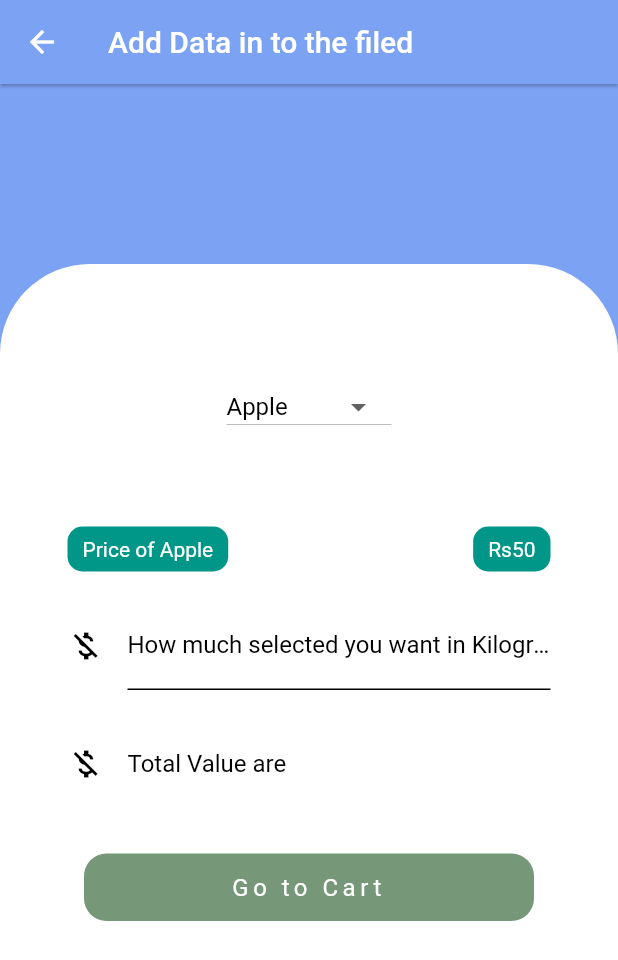
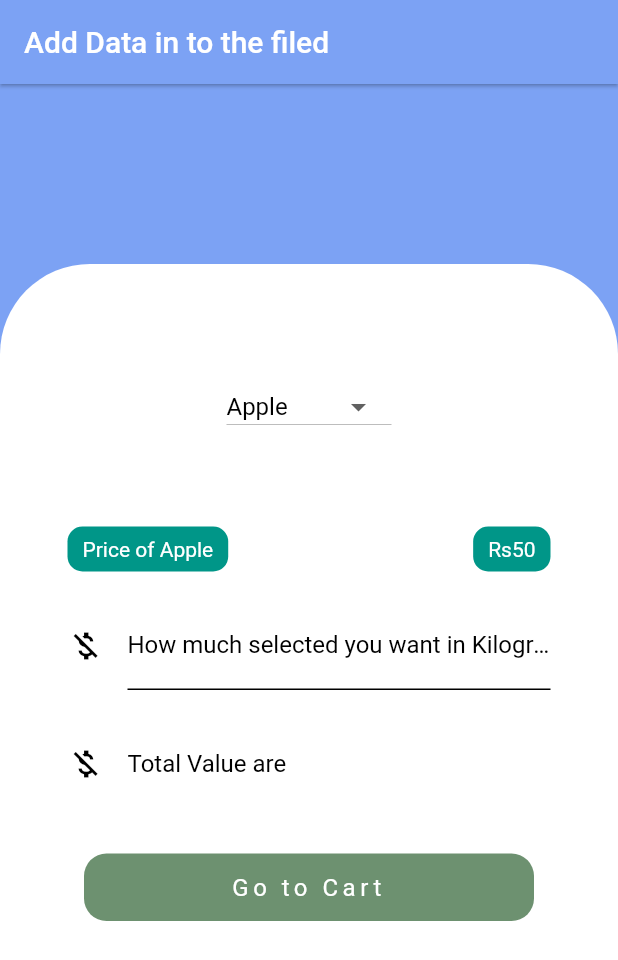
Before and after one commit to princhtechindustan/MyTask, a Flutter app: the DataClass screen opened directly, after a tap on "Go to Cart", on a phone screen of 412 x 824 dp. Shown: the top 960 px of the screen. Run offline on Flutter 3.47's test engine with Material 2 defaults, Android fonts, the phone set to English and light mode, and no system bars; our stand-ins replace google_fonts.

Commit message:
Update add_data.dart

```diff
--- a/my_task/lib/add_data.dart
+++ b/my_task/lib/add_data.dart
@@ -1,16 +1,11 @@
 import 'package:flutter/material.dart';
 import 'package:google_fonts/google_fonts.dart';
 import 'package:my_task/home.dart';
-import 'package:my_task/home.dart';
-
 import 'home.dart';
 import 'model.dart';
 
 class DataClass extends StatefulWidget {
-  // final List<Model> users;
-  // final Function(Model) onDelete;
-  // DataClass(Key? key,  this.users, this.onDelete) : super(key: key);
-  DataClass({Key? key,}) : super(key: key);
+  const DataClass({Key? key,}) : super(key: key);
 
   @override
   _DataClassState createState() => _DataClassState();
@@ -28,14 +23,13 @@ class _DataClassState extends State<DataClass> {
   addUser(Model user) {
     setState(() {
       userList.add(user);
-
     });
   }
 
   deleteUser(Model user) {
     setState(() {
       // userList.removeWhere((_user) => _user.name == user.name);
-      userList.removeWhere((element) => element.name == user.name);
+      userList.removeWhere((element) => element.quantity == user.quantity);
     });
   }
 
@@ -56,6 +50,7 @@ class _DataClassState extends State<DataClass> {
         title: const Text("Add Data in to the filed"),
         backgroundColor: const Color(0xff7CA2F4),
         elevation: 1,
+        automaticallyImplyLeading: false,
       ),
       body: Stack(
         children: [
@@ -133,7 +128,7 @@ class _DataClassState extends State<DataClass> {
                                       height: 30,
                                       child: Center(
                                         child: Text(
-                                          "Price of ${selected}",
+                                          "Price of $selected",
                                           style: const TextStyle(
                                             color: Colors.white,
                                           ),
@@ -215,7 +210,7 @@ class _DataClassState extends State<DataClass> {
                                       borderRadius: BorderRadius.all(
                                         Radius.circular(15),
                                       ),
-                                      color: Color(0xff06d9170),
+                                      color: Color(0xff6d9170),
                                     ),
                                     width: 300,
                                     height: 45,
@@ -320,10 +315,10 @@ class _DataClassState extends State<DataClass> {
     //   ),
     // );
 
-    Navigator.of(context).pop(
-        MaterialPageRoute(builder: (context) => HomePage(
-          users: userList, onDelete: deleteUser)));
-    print("${userList.length}");
+    // Navigator.pop(context,[userList,deleteUser]);
+    // Navigator.of(context).pop({userList,deleteUser});
+    Navigator.pop(context, userList);
+    print("Add---------------------->${userList.length}");
 
 
   }
```
